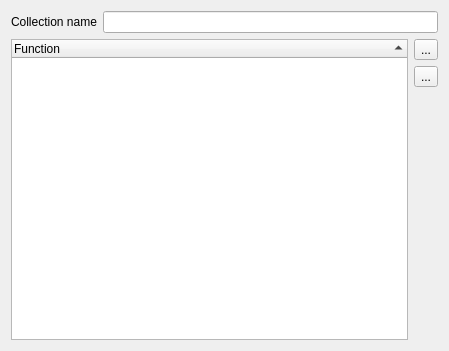
The window that trunk/ui/src/collectioneditor.ui (Bondzio/qlc) describes before a commit, drawn with Qt 5.
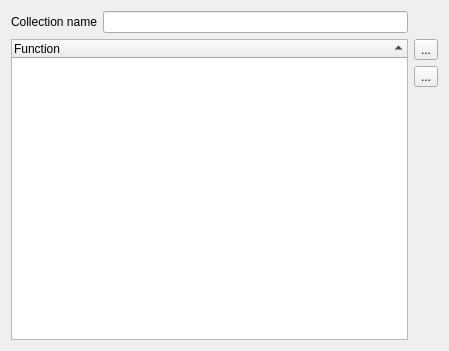
The same window after the commit. Icons and pictures are not drawn.

Commit message: Unified some dialogs' looks

```diff
--- a/trunk/ui/src/collectioneditor.ui
+++ b/trunk/ui/src/collectioneditor.ui
@@ -27,7 +27,7 @@
      </property>
     </widget>
    </item>
-   <item row="0" column="1" colspan="2">
+   <item row="0" column="1">
     <widget class="QLineEdit" name="m_nameEdit">
      <property name="toolTip">
       <string>Name of the function being edited</string>
```
The commit also changes 3 other files.
